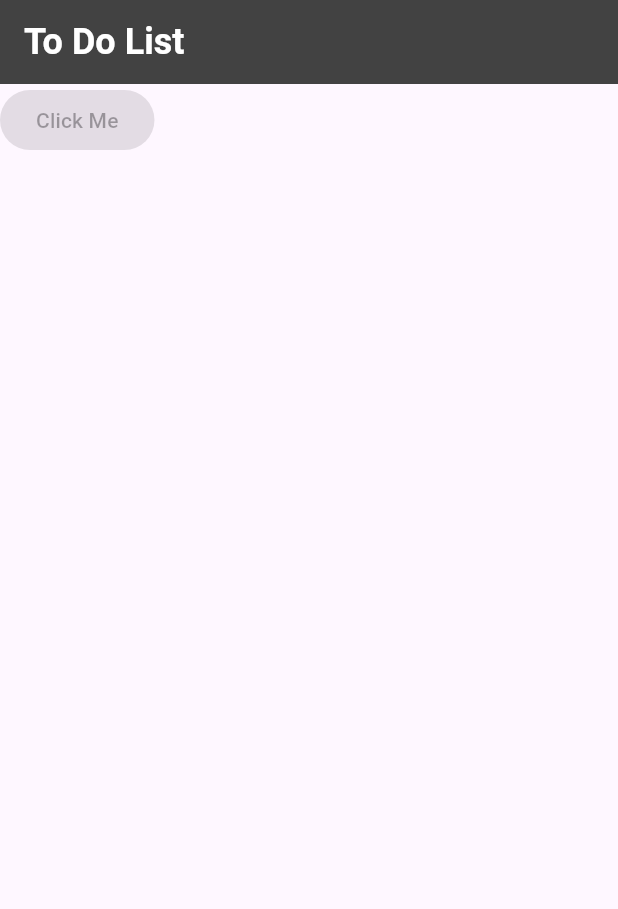
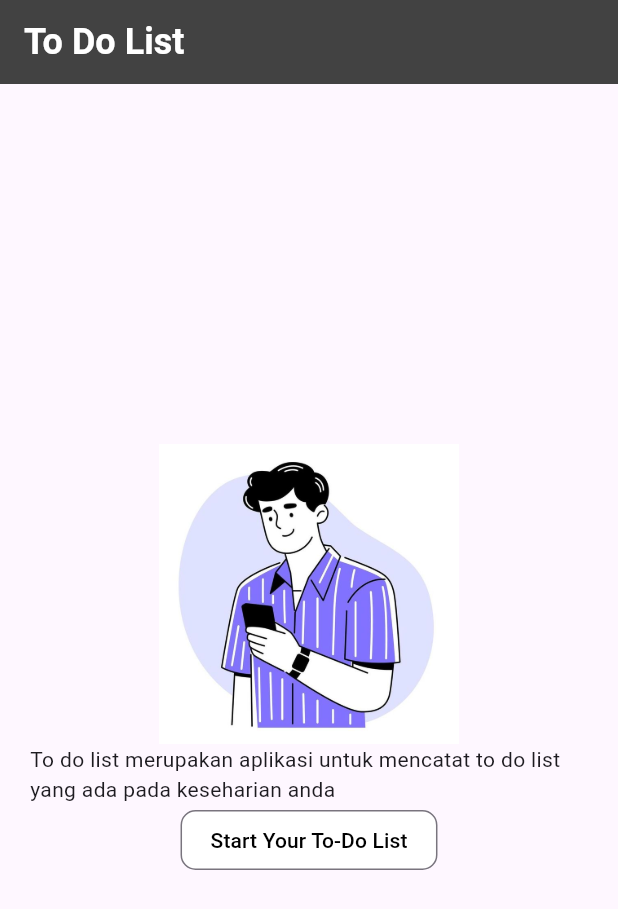
Before and after one commit to Ariyalex/ToDone, a Flutter app: the screen it shows after launch, on a phone screen of 412 x 824 dp. Shown: the top 909 px of the screen. Run offline on Flutter 3.47's test engine with Material 3 defaults, Android fonts, the phone set to English and light mode, and no system bars.

Commit message:
update theme color, add image asset, and enhance home screen layout

```diff
--- a/lib/home_screen.dart
+++ b/lib/home_screen.dart
@@ -17,9 +17,38 @@ class HomeScreen extends StatelessWidget {
             ),
           ),
       ),
-      body: const ElevatedButton(
-        onPressed: null,
-        child: Text('Click Me'),
+      body: Padding(
+        padding: const EdgeInsets.all(20),
+        child: Center(
+          child: Column(
+            mainAxisAlignment: MainAxisAlignment.center,
+            children: <Widget>[
+              Image.asset(
+                'images/home_screen.jpg',
+                width: 200,
+              ),
+              const Text(
+                'To do list merupakan aplikasi untuk mencatat to do list yang ada pada keseharian anda'
+              ),
+              OutlinedButton(
+                onPressed: () {},
+                style: OutlinedButton.styleFrom(
+                  backgroundColor: Colors.white,
+                  padding: const EdgeInsets.symmetric(horizontal: 20, vertical: 10),
+                  shape: const RoundedRectangleBorder(
+                    borderRadius: BorderRadius.all(Radius.circular(10)),
+                  ),
+                ),
+                child: const Text(
+                  'Start Your To-Do List',
+                  style: TextStyle(
+                    color: Colors.black
+                    ),
+                  ),
+              )
+            ],
+          ),
+        ),
       ),
     );
   }
--- a/lib/main.dart
+++ b/lib/main.dart
@@ -13,7 +13,7 @@ class MyApp extends StatelessWidget {
     return MaterialApp(
       title: 'Flutter Demo',
       theme: ThemeData(
-        primaryColor: Colors.grey[800],
+        primarySwatch: Colors.indigo,
       ),
       home: const HomeScreen(),
     );
--- a/pubspec.yaml
+++ b/pubspec.yaml
@@ -59,9 +59,8 @@ flutter:
   uses-material-design: true
 
   # To add assets to your application, add an assets section, like this:
-  # assets:
-  #   - images/a_dot_burr.jpeg
-  #   - images/a_dot_ham.jpeg
+  assets:
+    - images/
 
   # An image asset can refer to one or more resolution-specific "variants", see
   # https://flutter.dev/to/resolution-aware-images
```
Also changed, not shown: images/home_screen.jpg (added).
